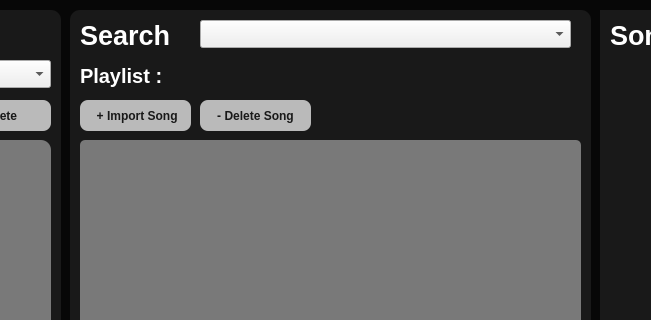
First picture: the form in mainwindow.ui, repository Kantisaranucheep/Audify_3, before the edit; both pictures show x 210 to 861 and y 0 to 320 of the 1080 by 720 pixel window.
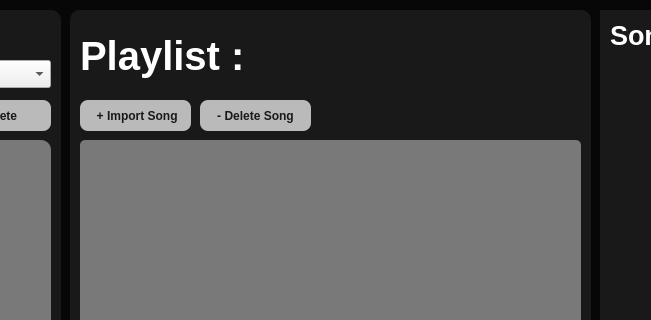
Second picture: the form after the edit.

What changed in the file:
```diff
--- a/mainwindow.ui
+++ b/mainwindow.ui
@@ -191,32 +191,6 @@
     <property name="frameShadow">
      <enum>QFrame::Raised</enum>
     </property>
-    <widget class="QLabel" name="label_3">
-     <property name="geometry">
-      <rect>
-       <x>10</x>
-       <y>10</y>
-       <width>111</width>
-       <height>31</height>
-      </rect>
-     </property>
-     <property name="font">
-      <font>
-       <family>Arial</family>
-       <pointsize>20</pointsize>
-       <bold>true</bold>
-      </font>
-     </property>
-     <property name="styleSheet">
-      <string notr="true">QLabel{
-
-	color:rgb(255, 255, 255);
-}</string>
-     </property>
-     <property name="text">
-      <string>Search</string>
-     </property>
-    </widget>
     <widget class="QListWidget" name="listWidget_song">
      <property name="geometry">
       <rect>
@@ -319,14 +293,14 @@
      <property name="geometry">
       <rect>
        <x>10</x>
-       <y>50</y>
-       <width>191</width>
-       <height>31</height>
+       <y>10</y>
+       <width>491</width>
+       <height>71</height>
       </rect>
      </property>
      <property name="font">
       <font>
-       <pointsize>15</pointsize>
+       <pointsize>30</pointsize>
        <bold>true</bold>
       </font>
      </property>
@@ -346,9 +320,9 @@
     <widget class="QLabel" name="total_duration">
      <property name="geometry">
       <rect>
-       <x>330</x>
-       <y>50</y>
-       <width>171</width>
+       <x>350</x>
+       <y>90</y>
+       <width>121</width>
        <height>31</height>
       </rect>
      </property>
@@ -374,9 +348,9 @@
     <widget class="QLabel" name="total_song">
      <property name="geometry">
       <rect>
-       <x>170</x>
-       <y>50</y>
-       <width>121</width>
+       <x>260</x>
+       <y>90</y>
+       <width>91</width>
        <height>31</height>
       </rect>
      </property>
@@ -390,6 +364,7 @@
       <string notr="true">QLabel{
 
 	color:rgb(255, 255, 255);
+margin-left: 5px; 
 }</string>
      </property>
      <property name="text">
@@ -398,15 +373,8 @@
      <property name="alignment">
       <set>Qt::AlignLeading|Qt::AlignLeft|Qt::AlignVCenter</set>
      </property>
-    </widget>
-    <widget class="QComboBox" name="comboSong">
-     <property name="geometry">
-      <rect>
-       <x>130</x>
-       <y>10</y>
-       <width>371</width>
-       <height>28</height>
-      </rect>
+     <property name="margin">
+      <number>5</number>
      </property>
     </widget>
    </widget>
```
Left out of the diff: 2 changed lines with no effect on the pictures.
